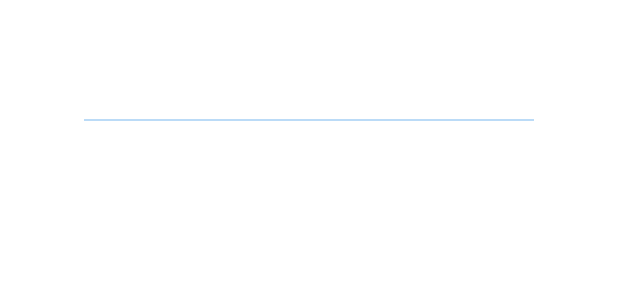
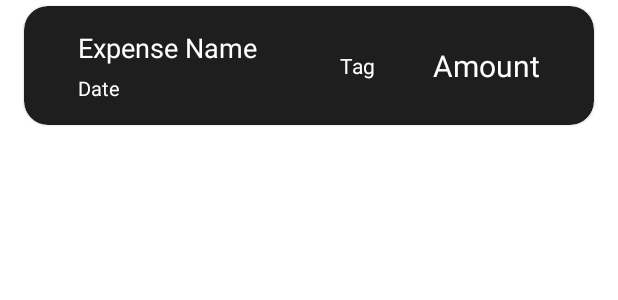
Before and after one commit to muhsinX119/pumpkin, an Android app: the layout entry_list_item.xml on its own in the app's theme, with its tools: preview values and no code run, on a phone screen of 412 x 824 dp. Shown: the top 300 px of the screen. Run offline under Robolectric (Android 15) with nearby library versions, the phone set to English and light mode, and no system bars.

Commit message:
1. Converted recycler view to cards 2. Added ripple effect for recyclerview click

```diff
--- a/app/src/main/java/com/example/pumpkin/EntryRecyclerViewAdapter.java
+++ b/app/src/main/java/com/example/pumpkin/EntryRecyclerViewAdapter.java
@@ -10,6 +10,8 @@ import android.widget.TextView;
 import androidx.annotation.NonNull;
 import androidx.cardview.widget.CardView;
 import androidx.recyclerview.widget.RecyclerView;
+
+import com.google.android.material.card.MaterialCardView;
 
 import java.text.DateFormat;
 import java.text.SimpleDateFormat;
--- a/app/src/main/res/layout/content_scrolling.xml
+++ b/app/src/main/res/layout/content_scrolling.xml
@@ -1,21 +1,17 @@
 <?xml version="1.0" encoding="utf-8"?>
-<com.google.android.material.card.MaterialCardView
-    xmlns:android="http://schemas.android.com/apk/res/android"
+
+<androidx.core.widget.NestedScrollView xmlns:android="http://schemas.android.com/apk/res/android"
     xmlns:app="http://schemas.android.com/apk/res-auto"
     xmlns:tools="http://schemas.android.com/tools"
     android:layout_width="match_parent"
     android:layout_height="match_parent"
     app:layout_behavior="@string/appbar_scrolling_view_behavior"
     tools:context=".ScrollingActivity"
-    tools:showIn="@layout/activity_scrolling"
-    style="@style/CustomCardCornersTop"
-    android:layout_marginHorizontal="0dp"
-    android:paddingHorizontal="0dp"
-    app:cardElevation="0dp">
+    tools:showIn="@layout/activity_scrolling">
 
     <androidx.recyclerview.widget.RecyclerView
         android:id="@+id/entryRecyclerView"
         android:layout_width="match_parent"
         android:layout_height="match_parent" />
 
-</com.google.android.material.card.MaterialCardView>
+</androidx.core.widget.NestedScrollView>
--- a/app/src/main/res/layout/entry_list_item.xml
+++ b/app/src/main/res/layout/entry_list_item.xml
@@ -1,13 +1,20 @@
 <?xml version="1.0" encoding="utf-8"?>
-<RelativeLayout
+
+<com.google.android.material.card.MaterialCardView
     xmlns:android="http://schemas.android.com/apk/res/android"
+    xmlns:tools="http://schemas.android.com/tools"
     xmlns:app="http://schemas.android.com/apk/res-auto"
+    android:id="@+id/entryCard"
     android:layout_width="wrap_content"
-    android:layout_height="wrap_content">
+    android:layout_height="wrap_content"
+    app:cardBackgroundColor="?attr/colorSurface"
+    android:layout_marginHorizontal="16dp"
+    android:layout_marginVertical="4dp"
+    app:cardCornerRadius="16dp"
+    app:rippleColor="@color/white">
 
     <RelativeLayout
-        android:id="@+id/relative1"
-        android:layout_width="match_parent"
+        android:layout_width="wrap_content"
         android:layout_height="wrap_content"
         android:paddingHorizontal="36dp"
         android:paddingVertical="15dp"
@@ -56,16 +63,6 @@
             android:text="Amount"
             android:textColor="?attr/colorOnPrimary"
             android:textSize="20sp"/>
-
     </RelativeLayout>
 
-    <View
-        android:id="@+id/dividerLine"
-        android:layout_width="match_parent"
-        android:layout_height="1dp"
-        android:alpha=".3"
-        android:layout_marginHorizontal="56dp"
-        android:background="?attr/colorSecondary"
-        android:layout_below="@id/relative1"/>
-
-</RelativeLayout>
+</com.google.android.material.card.MaterialCardView>
```
